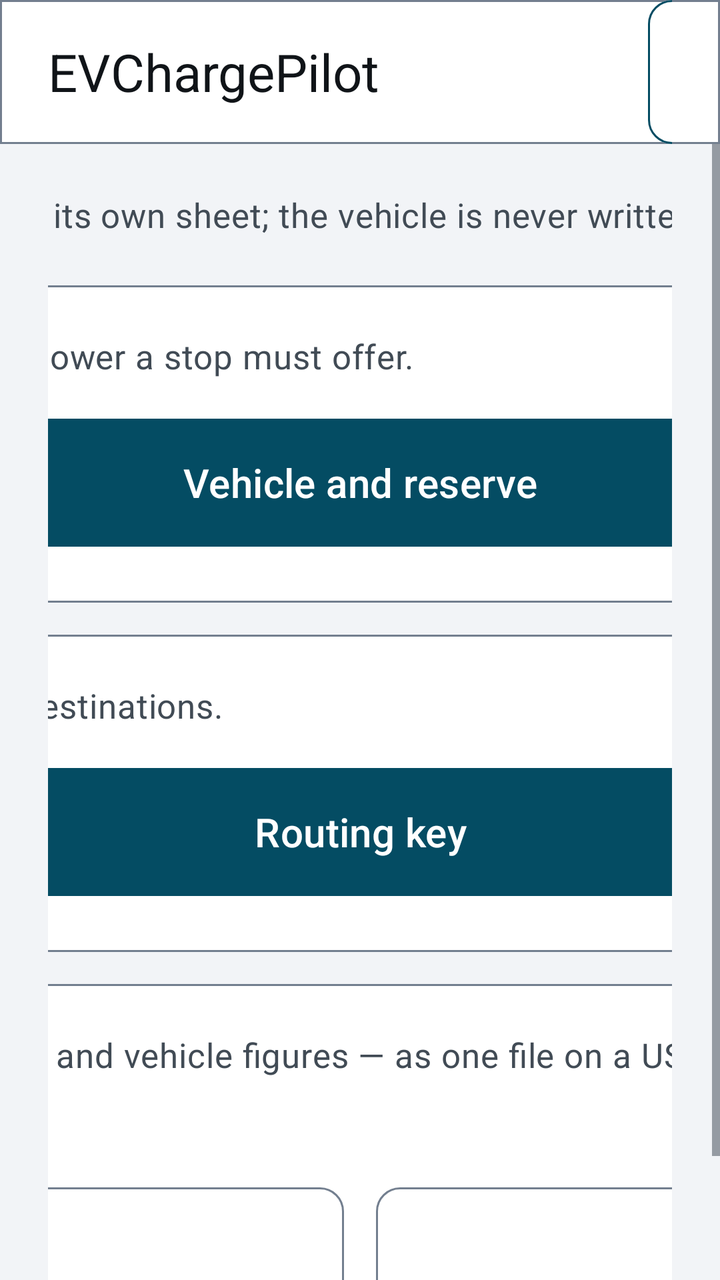
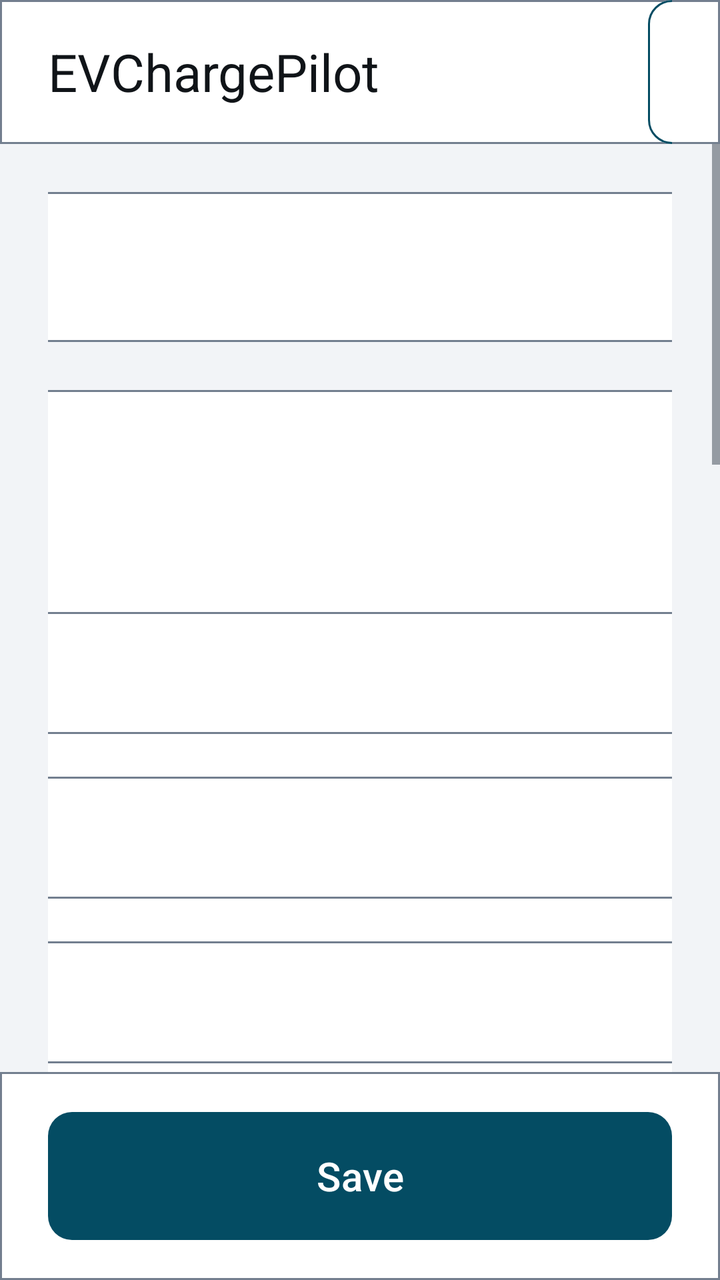

An Android layout rendered at two revisions. The XML below is the earlier revision; the diff shows what the commit changed to produce the second picture.
<!-- AndroidManifest.xml: application theme Theme.EVChargePilot -->
<!-- res/layout/activity_settings.xml -->
<?xml version="1.0" encoding="utf-8"?>
<LinearLayout xmlns:android="http://schemas.android.com/apk/res/android"
    android:layout_width="match_parent"
    android:layout_height="match_parent"
    android:orientation="vertical">

    <LinearLayout
        android:layout_width="match_parent"
        android:layout_height="@dimen/touch_target"
        android:background="@drawable/bg_topbar"
        android:gravity="center_vertical"
        android:orientation="horizontal"
        android:paddingStart="@dimen/spacing_lg"
        android:paddingEnd="@dimen/spacing_lg">

        <include layout="@layout/view_primary_navigation" />
    </LinearLayout>

    <ScrollView
        android:layout_width="match_parent"
        android:layout_height="0dp"
        android:layout_weight="1"
        android:fillViewport="true">

        <LinearLayout
            android:layout_width="match_parent"
            android:layout_height="wrap_content"
            android:gravity="center_horizontal"
            android:orientation="vertical"
            android:padding="@dimen/spacing_lg">

            <TextView
                android:layout_width="1400dp"
                android:layout_height="wrap_content"
                android:text="@string/settings_intro"
                android:textAppearance="@style/Text.EV.Secondary" />

            <LinearLayout
                android:layout_width="1400dp"
                android:layout_height="wrap_content"
                android:layout_marginTop="@dimen/spacing_lg"
                android:background="@drawable/bg_card"
                android:orientation="vertical"
                android:padding="@dimen/spacing_lg">

                <TextView
                    android:layout_width="match_parent"
                    android:layout_height="wrap_content"
                    android:text="@string/settings_vehicle_hint"
                    android:textAppearance="@style/Text.EV.Secondary" />

                <com.google.android.material.button.MaterialButton
                    android:id="@+id/vehicleSettingsAction"
                    style="@style/Widget.EVChargePilot.Button"
                    android:layout_width="match_parent"
                    android:layout_height="@dimen/touch_target"
                    android:layout_marginTop="@dimen/spacing_md"
                    android:text="@string/vehicle_title" />
            </LinearLayout>

            <LinearLayout
                android:layout_width="1400dp"
                android:layout_height="wrap_content"
                android:layout_marginTop="@dimen/spacing_md"
                android:background="@drawable/bg_card"
                android:orientation="vertical"
                android:padding="@dimen/spacing_lg">

                <TextView
                    android:layout_width="match_parent"
                    android:layout_height="wrap_content"
                    android:text="@string/settings_routing_hint"
                    android:textAppearance="@style/Text.EV.Secondary" />

                <com.google.android.material.button.MaterialButton
                    android:id="@+id/routingSettingsAction"
                    style="@style/Widget.EVChargePilot.Button"
                    android:layout_width="match_parent"
                    android:layout_height="@dimen/touch_target"
                    android:layout_marginTop="@dimen/spacing_md"
                    android:text="@string/routing_title" />
            </LinearLayout>

            
            <LinearLayout
                android:layout_width="1400dp"
                android:layout_height="wrap_content"
                android:layout_marginTop="@dimen/spacing_md"
                android:background="@drawable/bg_card"
                android:orientation="vertical"
                android:padding="@dimen/spacing_lg">

                <TextView
                    android:layout_width="match_parent"
                    android:layout_height="wrap_content"
                    android:text="@string/settings_transfer_hint"
                    android:textAppearance="@style/Text.EV.Secondary" />

                <TextView
                    android:id="@+id/settingsTransferStatus"
                    android:layout_width="match_parent"
                    android:layout_height="wrap_content"
                    android:layout_marginTop="@dimen/spacing_sm"
                    android:accessibilityLiveRegion="polite"
                    android:textAppearance="@style/Text.EV.Body" />

                <LinearLayout
                    android:layout_width="match_parent"
                    android:layout_height="wrap_content"
                    android:layout_marginTop="@dimen/spacing_md"
                    android:orientation="horizontal">

                    <com.google.android.material.button.MaterialButton
                        android:id="@+id/settingsImportAction"
                        style="@style/Widget.EV.Button.Outlined"
                        android:layout_width="0dp"
                        android:layout_height="@dimen/touch_target"
                        android:layout_weight="1"
                        android:text="@string/settings_action_import" />

                    <com.google.android.material.button.MaterialButton
                        android:id="@+id/settingsExportAction"
                        style="@style/Widget.EV.Button.Outlined"
                        android:layout_width="0dp"
                        android:layout_height="@dimen/touch_target"
                        android:layout_marginStart="@dimen/spacing_md"
                        android:layout_weight="1"
                        android:text="@string/settings_action_export" />
                </LinearLayout>
            </LinearLayout>
        </LinearLayout>
    </ScrollView>
</LinearLayout>
<!-- res/layout/view_primary_navigation.xml (included above) -->
<?xml version="1.0" encoding="utf-8"?>
<LinearLayout
    xmlns:android="http://schemas.android.com/apk/res/android"
    xmlns:app="http://schemas.android.com/apk/res-auto"
    android:layout_width="wrap_content"
    android:layout_height="@dimen/touch_target"
    android:gravity="center_vertical"
    android:orientation="horizontal">

    <TextView
        android:layout_width="@dimen/chargepilot_primary_title_width"
        android:layout_height="wrap_content"
        android:text="@string/app_name"
        android:textAppearance="@style/Text.EV.Title" />

    <com.google.android.material.button.MaterialButtonToggleGroup
        android:id="@+id/primaryNavigation"
        android:layout_width="1000dp"
        android:layout_height="match_parent"
        app:selectionRequired="true"
        app:singleSelection="true">

    <com.google.android.material.button.MaterialButton
        android:id="@+id/navEnergy"
        style="@style/Widget.EVChargePilot.NavTab"
        android:layout_width="200dp"
        android:layout_height="match_parent"
        android:text="@string/tab_energy" />

    <com.google.android.material.button.MaterialButton
        android:id="@+id/navArrival"
        style="@style/Widget.EVChargePilot.NavTab"
        android:layout_width="200dp"
        android:layout_height="match_parent"
        android:text="@string/tab_arrival" />

    <com.google.android.material.button.MaterialButton
        android:id="@+id/navTrips"
        style="@style/Widget.EVChargePilot.NavTab"
        android:layout_width="200dp"
        android:layout_height="match_parent"
        android:text="@string/tab_trips" />

    <com.google.android.material.button.MaterialButton
        android:id="@+id/navDiagnostics"
        style="@style/Widget.EVChargePilot.NavTab"
        android:layout_width="200dp"
        android:layout_height="match_parent"
        android:text="@string/tab_diagnostics" />

    <com.google.android.material.button.MaterialButton
        android:id="@+id/navSettings"
        style="@style/Widget.EVChargePilot.NavTab"
        android:layout_width="200dp"
        android:layout_height="match_parent"
        android:text="@string/tab_settings" />
    </com.google.android.material.button.MaterialButtonToggleGroup>
</LinearLayout>
<!-- resources referenced by this layout -->
<resources>
  <dimen name="chargepilot_primary_title_width">300dp</dimen>
  <dimen name="spacing_lg">24dp</dimen>
  <dimen name="spacing_md">16dp</dimen>
  <dimen name="spacing_sm">8dp</dimen>
  <dimen name="touch_target">72dp</dimen>
  <string name="app_name">EVChargePilot</string>
  <string name="routing_title">Routing key</string>
  <string name="settings_action_export">Export to USB</string>
  <string name="settings_action_import">Import from USB</string>
  <string name="settings_intro">Everything this app is configured with, on one page. Each entry opens its own sheet; the vehicle is never written to.</string>
  <string name="settings_routing_hint">The routing and charger service keys, their addresses and saved destinations.</string>
  <string name="settings_transfer_hint">Every setting this app holds — keys, addresses, saved destinations and vehicle figures — as one file on a USB stick, so a second car is one import.</string>
  <string name="settings_vehicle_hint">Usable capacity, battery health, charge reserve and the minimum power a stop must offer.</string>
  <string name="tab_arrival">Arrival</string>
  <string name="tab_diagnostics">Diagnostics</string>
  <string name="tab_energy">Energy</string>
  <string name="tab_settings">Settings</string>
  <string name="tab_trips">Trips</string>
  <string name="vehicle_title">Vehicle and reserve</string>
  <style name="Text.EV.Body" parent="TextAppearance.Material3.BodyLarge">
          <item name="android:textSize">@dimen/text_body</item>
          <item name="android:textColor">@color/ev_text_primary</item>
      </style>
  <style name="Text.EV.Title" parent="TextAppearance.Material3.TitleLarge">
          <item name="android:textSize">@dimen/text_title</item>
          <item name="android:textColor">@color/ev_text_primary</item>
      </style>
  <style name="Widget.EVChargePilot.Button" parent="Widget.EV.Button">
          <item name="android:textColor">@color/ev_button_text</item>
          <item name="backgroundTint">@color/ev_button_fill</item>
      </style>
  <color name="ev_surface">#FFFFFFFF</color>
  <color name="ev_outline">#FF737F8F</color>
  <dimen name="ev_corner">12dp</dimen>
  <dimen name="text_body">20sp</dimen>
  <color name="ev_text_primary">#FF101418</color>
  <dimen name="text_secondary">17sp</dimen>
  <color name="ev_text_secondary">#FF414B55</color>
  <dimen name="text_title">26sp</dimen>
  <style name="ShapeAppearanceOverlay.EV.Button" parent="">
          <item name="cornerSize">@dimen/ev_corner</item>
      </style>
  <color name="ev_accent">#FF044C63</color>
  <color name="ev_on_accent">#FFFFFFFF</color>
  <color name="ev_surface_raised">#FFE4E8ED</color>
  <color name="ev_background">#FFF2F4F7</color>
  <color name="ev_error">#FF8F0F18</color>
  <!-- unchanged entries left out for length: 12 -->
</resources>

<!-- the commit's change to res/layout/activity_settings.xml (unified diff, before → after) -->
@@ -1,5 +1,6 @@
 <?xml version="1.0" encoding="utf-8"?>
 <LinearLayout xmlns:android="http://schemas.android.com/apk/res/android"
+    xmlns:app="http://schemas.android.com/apk/res-auto"
     android:layout_width="match_parent"
     android:layout_height="match_parent"
     android:orientation="vertical">
@@ -14,6 +15,27 @@
         android:paddingEnd="@dimen/spacing_lg">
 
         <include layout="@layout/view_primary_navigation" />
+
+        
+        <Space
+            android:layout_width="0dp"
+            android:layout_height="1dp"
+            android:layout_weight="1" />
+
+        <com.google.android.material.button.MaterialButton
+            android:id="@+id/settingsImportAction"
+            style="@style/Widget.EV.Button.Outlined"
+            android:layout_width="270dp"
+            android:layout_height="@dimen/touch_target"
+            android:text="@string/settings_action_import" />
+
+        <com.google.android.material.button.MaterialButton
+            android:id="@+id/settingsExportAction"
+            style="@style/Widget.EV.Button.Outlined"
+            android:layout_width="270dp"
+            android:layout_height="@dimen/touch_target"
+            android:layout_marginStart="@dimen/spacing_md"
+            android:text="@string/settings_action_export" />
     </LinearLayout>
 
     <ScrollView
@@ -29,11 +51,16 @@
             android:orientation="vertical"
             android:padding="@dimen/spacing_lg">
 
+            
             <TextView
+                android:id="@+id/settingsStatus"
                 android:layout_width="1400dp"
                 android:layout_height="wrap_content"
-                android:text="@string/settings_intro"
-                android:textAppearance="@style/Text.EV.Secondary" />
+                android:accessibilityLiveRegion="polite"
+                android:background="@drawable/bg_card"
+                android:gravity="center"
+                android:padding="@dimen/spacing_lg"
+                android:textAppearance="@style/Text.EV.Body" />
 
             <LinearLayout
                 android:layout_width="1400dp"
@@ -46,16 +73,103 @@
                 <TextView
                     android:layout_width="match_parent"
                     android:layout_height="wrap_content"
-                    android:text="@string/settings_vehicle_hint"
+                    android:text="@string/vehicle_title"
+                    android:textAppearance="@style/Text.EV.Title" />
+
+                
+                <TextView
+                    android:id="@+id/vehicleWhose"
+                    android:layout_width="match_parent"
+                    android:layout_height="wrap_content"
+                    android:layout_marginTop="@dimen/spacing_sm"
                     android:textAppearance="@style/Text.EV.Secondary" />
 
+                <com.google.android.material.textfield.TextInputLayout
+                    android:id="@+id/capacityLayout"
+                    style="@style/Widget.Material3.TextInputLayout.OutlinedBox"
+                    android:layout_width="match_parent"
+                    android:layout_height="wrap_content"
+                    android:layout_marginTop="@dimen/spacing_md"
+                    android:hint="@string/vehicle_hint_capacity"
+                    app:helperTextTextAppearance="@style/Text.EV.Secondary">
+
+                    <com.google.android.material.textfield.TextInputEditText
+                        android:id="@+id/capacityInput"
+                        android:layout_width="match_parent"
+                        android:layout_height="wrap_content"
+                        android:inputType="numberDecimal"
+                        android:singleLine="true"
+                        android:textSize="@dimen/text_body" />
+                </com.google.android.material.textfield.TextInputLayout>
+
+                <com.google.android.material.textfield.TextInputLayout
+                    android:id="@+id/healthLayout"
+                    style="@style/Widget.Material3.TextInputLayout.OutlinedBox"
+                    android:layout_width="match_parent"
+                    android:layout_height="wrap_content"
+                    android:layout_marginTop="@dimen/spacing_md"
+                    android:hint="@string/vehicle_hint_health"
+                    app:helperTextTextAppearance="@style/Text.EV.Secondary">
+
+                    <com.google.android.material.textfield.TextInputEditText
+                        android:id="@+id/healthInput"
+                        android:layout_width="match_parent"
+                        android:layout_height="wrap_content"
+                        android:inputType="numberDecimal"
+                        android:singleLine="true"
+                        android:textSize="@dimen/text_body" />
+                </com.google.android.material.textfield.TextInputLayout>
+
+                <com.google.android.material.textfield.TextInputLayout
+                    android:id="@+id/minPowerLayout"
+                    style="@style/Widget.Material3.TextInputLayout.OutlinedBox"
+                    android:layout_width="match_parent"
+                    android:layout_height="wrap_content"
+                    android:layout_marginTop="@dimen/spacing_md"
+                    android:hint="@string/vehicle_hint_min_power"
+                    app:helperTextTextAppearance="@style/Text.EV.Secondary">
+
+                    <com.google.android.material.textfield.TextInputEditText
+                        android:id="@+id/minPowerInput"
+                        android:layout_width="match_parent"
+                        android:layout_height="wrap_content"
+                        android:inputType="numberDecimal"
+                        android:singleLine="true"
+                        android:textSize="@dimen/text_body" />
+                </com.google.android.material.textfield.TextInputLayout>
+
+                <com.google.android.material.textfield.TextInputLayout
+                    android:id="@+id/reserveLayout"
+                    style="@style/Widget.Material3.TextInputLayout.OutlinedBox"
+                    android:layout_width="match_parent"
+                    android:layout_height="wrap_content"
+                    android:layout_marginTop="@dimen/spacing_md"
+                    android:hint="@string/vehicle_hint_reserve"
+                    app:helperTextTextAppearance="@style/Text.EV.Secondary">
+
+                    <com.google.android.material.textfield.TextInputEditText
+                        android:id="@+id/reserveInput"
+                        android:layout_width="match_parent"
+                        android:layout_height="wrap_content"
+                        android:inputType="numberDecimal"
+                        android:singleLine="true"
+                        android:textSize="@dimen/text_body" />
+                </com.google.android.material.textfield.TextInputLayout>
+
                 <com.google.android.material.button.MaterialButton
-                    android:id="@+id/vehicleSettingsAction"
-                    style="@style/Widget.EVChargePilot.Button"
+                    android:id="@+id/vehicleResetAction"
+                    style="@style/Widget.EV.Button.Outlined"
                     android:layout_width="match_parent"
                     android:layout_height="@dimen/touch_target"
                     android:layout_marginTop="@dimen/spacing_md"
-                    android:text="@string/vehicle_title" />
+                    android:text="@string/vehicle_action_reset" />
+
+                <TextView
+                    android:layout_width="match_parent"
+                    android:layout_height="wrap_content"
+                    android:layout_marginTop="@dimen/spacing_md"
+                    android:text="@string/vehicle_assumptions"
+                    android:textAppearance="@style/Text.EV.Secondary" />
             </LinearLayout>
 
             <LinearLayout
@@ -69,67 +183,116 @@
                 <TextView
                     android:layout_width="match_parent"
                     android:layout_height="wrap_content"
-                    android:text="@string/settings_routing_hint"
+                    android:text="@string/routing_title"
+                    android:textAppearance="@style/Text.EV.Title" />
+
+                
+                <TextView
+                    android:id="@+id/routingState"
+                    android:layout_width="match_parent"
+                    android:layout_height="wrap_content"
+                    android:layout_marginTop="@dimen/spacing_sm"
                     android:textAppearance="@style/Text.EV.Secondary" />
 
+                <com.google.android.material.textfield.TextInputLayout
+                    android:id="@+id/routingKeyLayout"
+                    style="@style/Widget.Material3.TextInputLayout.OutlinedBox"
+                    android:layout_width="match_parent"
+                    android:layout_height="wrap_content"
+                    android:layout_marginTop="@dimen/spacing_md"
+                    android:hint="@string/routing_hint_key"
+                    app:endIconContentDescription="@string/routing_desc_toggle_key"
+                    app:endIconMinSize="@dimen/touch_target"
+                    app:endIconMode="password_toggle"
+                    app:helperText="@string/routing_helper_key"
+                    app:helperTextTextAppearance="@style/Text.EV.Secondary">
+
+                    <com.google.android.material.textfield.TextInputEditText
+                        android:id="@+id/routingKeyInput"
+                        android:layout_width="match_parent"
+                        android:layout_height="wrap_content"
+                        android:inputType="textPassword"
+                        android:singleLine="true"
+                        android:textSize="@dimen/text_body" />
+                </com.google.android.material.textfield.TextInputLayout>
+
+                <com.google.android.material.textfield.TextInputLayout
+                    android:id="@+id/chargerKeyLayout"
+                    style="@style/Widget.Material3.TextInputLayout.OutlinedBox"
+                    android:layout_width="match_parent"
+                    android:layout_height="wrap_content"
+                    android:layout_marginTop="@dimen/spacing_md"
+                    android:hint="@string/routing_hint_charger_key"
+                    app:endIconContentDescription="@string/routing_desc_toggle_key"
+                    app:endIconMinSize="@dimen/touch_target"
+                    app:endIconMode="password_toggle"
+                    app:helperText="@string/routing_helper_charger_key"
+                    app:helperTextTextAppearance="@style/Text.EV.Secondary">
+
+                    <com.google.android.material.textfield.TextInputEditText
+                        android:id="@+id/chargerKeyInput"
+                        android:layout_width="match_parent"
+                        android:layout_height="wrap_content"
+                        android:inputType="textPassword"
+                        android:singleLine="true"
+                        android:textSize="@dimen/text_body" />
+                </com.google.android.material.textfield.TextInputLayout>
+
+                <com.google.android.material.textfield.TextInputLayout
+                    android:id="@+id/routingBaseUrlLayout"
+                    style="@style/Widget.Material3.TextInputLayout.OutlinedBox"
+                    android:layout_width="match_parent"
+                    android:layout_height="wrap_content"
+                    android:layout_marginTop="@dimen/spacing_md"
+                    android:hint="@string/routing_hint_base_url"
+                    app:helperText="@string/routing_helper_base_url"
+                    app:helperTextTextAppearance="@style/Text.EV.Secondary">
+
+                    <com.google.android.material.textfield.TextInputEditText
+                        android:id="@+id/routingBaseUrlInput"
+                        android:layout_width="match_parent"
+                        android:layout_height="wrap_content"
+                        android:inputType="textUri"
+                        android:singleLine="true"
+                        android:textSize="@dimen/text_body" />
+                </com.google.android.material.textfield.TextInputLayout>
+
                 <com.google.android.material.button.MaterialButton
-                    android:id="@+id/routingSettingsAction"
-                    style="@style/Widget.EVChargePilot.Button"
+                    android:id="@+id/routingClearAction"
+                    style="@style/Widget.EVChargePilot.Button.Danger"
                     android:layout_width="match_parent"
                     android:layout_height="@dimen/touch_target"
                     android:layout_marginTop="@dimen/spacing_md"
-                    android:text="@string/routing_title" />
-            </LinearLayout>
-
-            
-            <LinearLayout
-                android:layout_width="1400dp"
-                android:layout_height="wrap_content"
-                android:layout_marginTop="@dimen/spacing_md"
-                android:background="@drawable/bg_card"
-                android:orientation="vertical"
-                android:padding="@dimen/spacing_lg">
-
-                <TextView
-                    android:layout_width="match_parent"
-                    android:layout_height="wrap_content"
-                    android:text="@string/settings_transfer_hint"
+                    android:text="@string/routing_action_clear" />
+
+                <TextView
+                    android:layout_width="match_parent"
+                    android:layout_height="wrap_content"
+                    android:layout_marginTop="@dimen/spacing_md"
+                    android:text="@string/routing_privacy"
                     android:textAppearance="@style/Text.EV.Secondary" />
-
-                <TextView
-                    android:id="@+id/settingsTransferStatus"
-                    android:layout_width="match_parent"
-                    android:layout_height="wrap_content"
-                    android:layout_marginTop="@dimen/spacing_sm"
-                    android:accessibilityLiveRegion="polite"
-                    android:textAppearance="@style/Text.EV.Body" />
-
-                <LinearLayout
-                    android:layout_width="match_parent"
-                    android:layout_height="wrap_content"
-                    android:layout_marginTop="@dimen/spacing_md"
-                    android:orientation="horizontal">
-
-                    <com.google.android.material.button.MaterialButton
-                        android:id="@+id/settingsImportAction"
-                        style="@style/Widget.EV.Button.Outlined"
-                        android:layout_width="0dp"
-                        android:layout_height="@dimen/touch_target"
-                        android:layout_weight="1"
-                        android:text="@string/settings_action_import" />
-
-                    <com.google.android.material.button.MaterialButton
-                        android:id="@+id/settingsExportAction"
-                        style="@style/Widget.EV.Button.Outlined"
-                        android:layout_width="0dp"
-                        android:layout_height="@dimen/touch_target"
-                        android:layout_marginStart="@dimen/spacing_md"
-                        android:layout_weight="1"
-                        android:text="@string/settings_action_export" />
-                </LinearLayout>
             </LinearLayout>
         </LinearLayout>
     </ScrollView>
+
+    
+    <LinearLayout
+        android:layout_width="match_parent"
+        android:layout_height="wrap_content"
+        android:background="@drawable/bg_topbar"
+        android:orientation="horizontal"
+        android:paddingStart="@dimen/spacing_lg"
+        android:paddingTop="@dimen/spacing_md"
+        android:paddingEnd="@dimen/spacing_lg"
+        android:paddingBottom="@dimen/spacing_md">
+
+        <com.google.android.material.button.MaterialButton
+            android:id="@+id/settingsSaveAction"
+            style="@style/Widget.EVChargePilot.Button"
+            android:layout_width="match_parent"
+            android:layout_height="@dimen/touch_target"
+            android:text="@string/routing_action_save" />
+    </LinearLayout>
 </LinearLayout>
 <!-- res/layout/view_primary_navigation.xml (included above) -->
 <?xml version="1.0" encoding="utf-8"?>
<!-- resource entries referenced after the edit -->
@@ -6,18 +6,30 @@
   <dimen name="spacing_sm">8dp</dimen>
   <dimen name="touch_target">72dp</dimen>
   <string name="app_name">EVChargePilot</string>
+  <string name="routing_action_clear">Remove</string>
+  <string name="routing_action_save">Save</string>
+  <string name="routing_desc_toggle_key">Show or hide the key</string>
+  <string name="routing_helper_base_url">Leave as it is for HeiGIT’s hosted service, or point it at your own instance.</string>
+  <string name="routing_helper_charger_key">A second free key, from openchargemap.org. Without it the plan says when to stop, not where.</string>
+  <string name="routing_helper_key">Your own key, from openrouteservice.org. None is shipped in the app.</string>
+  <string name="routing_hint_base_url">Routing service (https)</string>
+  <string name="routing_hint_charger_key">Open Charge Map API key (optional)</string>
+  <string name="routing_hint_key">OpenRouteService API key</string>
+  <string name="routing_privacy">Only the destination, the car\'s position and the road profile leave the car. The keys are stored encrypted, never logged and never included in a diagnostic export.</string>
   <string name="routing_title">Routing key</string>
-  <string name="settings_action_export">Export to USB</string>
-  <string name="settings_action_import">Import from USB</string>
-  <string name="settings_intro">Everything this app is configured with, on one page. Each entry opens its own sheet; the vehicle is never written to.</string>
-  <string name="settings_routing_hint">The routing and charger service keys, their addresses and saved destinations.</string>
-  <string name="settings_transfer_hint">Every setting this app holds — keys, addresses, saved destinations and vehicle figures — as one file on a USB stick, so a second car is one import.</string>
-  <string name="settings_vehicle_hint">Usable capacity, battery health, charge reserve and the minimum power a stop must offer.</string>
+  <string name="settings_action_export">Export USB</string>
+  <string name="settings_action_import">Import USB</string>
   <string name="tab_arrival">Arrival</string>
   <string name="tab_diagnostics">Diagnostics</string>
   <string name="tab_energy">Energy</string>
   <string name="tab_settings">Settings</string>
   <string name="tab_trips">Trips</string>
+  <string name="vehicle_action_reset">Reset to defaults</string>
+  <string name="vehicle_assumptions">The defaults are an MG4 Long Range specification sheet — the model, not this car. Capacity and health only convert the route\'s climb into charge; the rest of the forecast comes from what you have actually spent per kilometre.</string>
+  <string name="vehicle_hint_capacity">Usable battery capacity when new (kWh)</string>
+  <string name="vehicle_hint_health">State of health (%%)</string>
+  <string name="vehicle_hint_min_power">Minimum charger power (kW)</string>
+  <string name="vehicle_hint_reserve">Reserve to keep on arrival (%%)</string>
   <string name="vehicle_title">Vehicle and reserve</string>
   <style name="Text.EV.Body" parent="TextAppearance.Material3.BodyLarge">
           <item name="android:textSize">@dimen/text_body</item>
@@ -30,6 +42,10 @@
   <style name="Widget.EVChargePilot.Button" parent="Widget.EV.Button">
           <item name="android:textColor">@color/ev_button_text</item>
           <item name="backgroundTint">@color/ev_button_fill</item>
+      </style>
+  <style name="Widget.EVChargePilot.Button.Danger" parent="Widget.EV.Button">
+          <item name="android:textColor">@color/ev_on_accent</item>
+          <item name="backgroundTint">@color/ev_error</item>
       </style>
   <color name="ev_surface">#FFFFFFFF</color>
   <color name="ev_outline">#FF737F8F</color>
